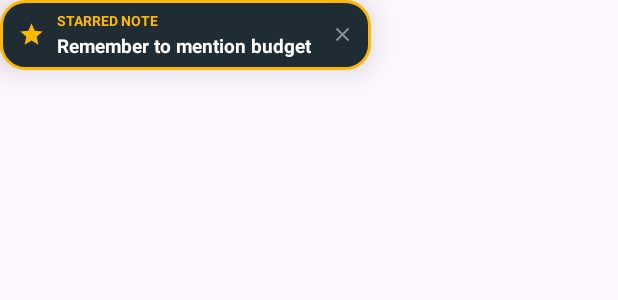
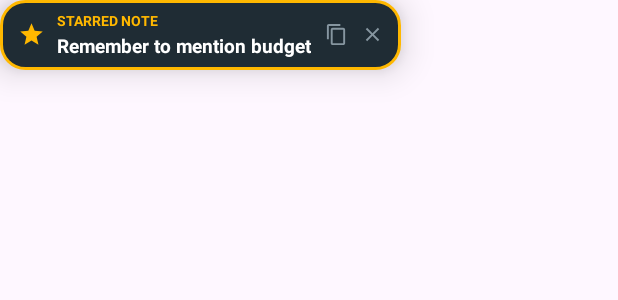
Before and after one commit to srikar-muthyala/ChatNotes-, an Android app: the layout layout_starred_popup.xml on its own in the app's theme, with its tools: preview values and no code run, on a phone screen of 412 x 824 dp. Shown: the top 300 px of the screen. Run offline under Robolectric (Android 15) with nearby library versions, the phone set to English and light mode, and no system bars.

Commit message:
feat: add flick-to-dismiss, one-tap copy, and multi-star ticker to blooming pill (v1.0.9)

```diff
--- a/app/build.gradle.kts
+++ b/app/build.gradle.kts
@@ -11,8 +11,8 @@ android {
         applicationId = "com.chatnotes.app"
         minSdk = 26
         targetSdk = 34
-        versionCode = 8
-        versionName = "1.0.8"
+        versionCode = 9
+        versionName = "1.0.9"
 
         testInstrumentationRunner = "androidx.test.runner.AndroidJUnitRunner"
     }
--- /dev/null
+++ b/app/src/main/res/drawable/ic_chevron_right.xml
@@ -0,0 +1,9 @@
+<vector xmlns:android="http://schemas.android.com/apk/res/android"
+    android:width="24dp"
+    android:height="24dp"
+    android:viewportWidth="24"
+    android:viewportHeight="24">
+    <path
+        android:fillColor="#FFFFFFFF"
+        android:pathData="M10,6L8.59,7.41 13.17,12l-4.58,4.59L10,18l6,-6z"/>
+</vector>
--- /dev/null
+++ b/app/src/main/res/drawable/ic_copy.xml
@@ -0,0 +1,9 @@
+<vector xmlns:android="http://schemas.android.com/apk/res/android"
+    android:width="24dp"
+    android:height="24dp"
+    android:viewportWidth="24"
+    android:viewportHeight="24">
+    <path
+        android:fillColor="#FFFFFFFF"
+        android:pathData="M16,1H4C2.9,1 2,1.9 2,3V17H4V3H16V1ZM19,5H8C6.9,5 6,5.9 6,7V21C6,22.1 6.9,23 8,23H19C20.1,23 21,22.1 21,21V7C21,5.9 20.1,5 19,5ZM19,21H8V7H19V21Z"/>
+</vector>
--- a/app/src/main/res/layout/layout_starred_popup.xml
+++ b/app/src/main/res/layout/layout_starred_popup.xml
@@ -6,7 +6,7 @@
     android:layout_height="wrap_content"
     android:background="@drawable/bg_starred_popup"
     android:clickable="true"
-    android:elevation="12dp"
+    android:elevation="14dp"
     android:focusable="true"
     android:gravity="center_vertical"
     android:orientation="horizontal"
@@ -15,20 +15,31 @@
     android:paddingEnd="8dp"
     android:paddingBottom="7dp">
 
+    <!-- Gold Star Icon -->
     <ImageView
         android:id="@+id/ivStarredIcon"
         android:layout_width="18dp"
         android:layout_height="18dp"
         android:src="@drawable/ic_star_filled" />
 
+    <!-- Center Content Column -->
     <LinearLayout
+        android:id="@+id/layoutStarredContent"
         android:layout_width="wrap_content"
         android:layout_height="wrap_content"
         android:layout_marginStart="8dp"
         android:layout_marginEnd="6dp"
         android:orientation="vertical">
 
+        <!-- Header Row with Title and Multi-Star Ticker -->
+        <LinearLayout
+            android:layout_width="wrap_content"
+            android:layout_height="wrap_content"
+            android:gravity="center_vertical"
+            android:orientation="horizontal">
+
             <TextView
+                android:id="@+id/tvStarredHeader"
                 android:layout_width="wrap_content"
                 android:layout_height="wrap_content"
                 android:text="STARRED NOTE"
@@ -37,12 +48,30 @@
                 android:textStyle="bold" />
 
             <TextView
+                android:id="@+id/tvStarredTicker"
+                android:layout_width="wrap_content"
+                android:layout_height="wrap_content"
+                android:layout_marginStart="6dp"
+                android:background="@drawable/bg_badge"
+                android:paddingStart="5dp"
+                android:paddingTop="1dp"
+                android:paddingEnd="5dp"
+                android:paddingBottom="1dp"
+                android:text="1/3"
+                android:textColor="#FFFFFF"
+                android:textSize="8.5sp"
+                android:textStyle="bold"
+                android:visibility="gone" />
+        </LinearLayout>
+
+        <!-- Starred Note Text -->
+        <TextView
             android:id="@+id/tvStarredValue"
             android:layout_width="wrap_content"
             android:layout_height="wrap_content"
             android:layout_marginTop="1dp"
             android:ellipsize="end"
-            android:maxWidth="190dp"
+            android:maxWidth="170dp"
             android:maxLines="2"
             android:text="Remember to mention budget"
             android:textColor="#FFFFFF"
@@ -50,15 +79,48 @@
             android:textStyle="bold" />
     </LinearLayout>
 
+    <!-- Action Buttons Row -->
+    <LinearLayout
+        android:layout_width="wrap_content"
+        android:layout_height="wrap_content"
+        android:gravity="center_vertical"
+        android:orientation="horizontal">
+
+        <!-- Next Starred Item Button (visible when multi-star > 1) -->
+        <ImageView
+            android:id="@+id/btnNextStarred"
+            android:layout_width="22dp"
+            android:layout_height="22dp"
+            android:layout_marginEnd="2dp"
+            android:background="?android:selectableItemBackgroundBorderless"
+            android:padding="3dp"
+            android:src="@drawable/ic_chevron_right"
+            android:tint="#8696A0"
+            android:visibility="gone"
+            app:tint="#8696A0" />
+
+        <!-- One-Tap Copy to Message Bar Button -->
+        <ImageView
+            android:id="@+id/btnCopyStarred"
+            android:layout_width="22dp"
+            android:layout_height="22dp"
+            android:layout_marginEnd="2dp"
+            android:background="?android:selectableItemBackgroundBorderless"
+            android:padding="3.5dp"
+            android:src="@drawable/ic_copy"
+            android:tint="#8696A0"
+            app:tint="#8696A0" />
+
+        <!-- Dismiss Close Button -->
         <ImageView
             android:id="@+id/btnDismissStarredPopup"
             android:layout_width="22dp"
             android:layout_height="22dp"
-        android:layout_marginStart="4dp"
             android:background="?android:selectableItemBackgroundBorderless"
             android:padding="3dp"
             android:src="@drawable/ic_close"
-        android:tint="@color/text_secondary_dark"
-        app:tint="@color/text_secondary_dark" />
+            android:tint="#8696A0"
+            app:tint="#8696A0" />
+    </LinearLayout>
 
 </LinearLayout>
```
Also changed, not shown: app/src/main/java/com/chatnotes/app/service/FloatingOverlayService.kt (+183 -16 lines), app/src/main/res/drawable/ic_check.xml (added, +9 -0 lines). Lines whose indentation alone changed are shown as unchanged.
